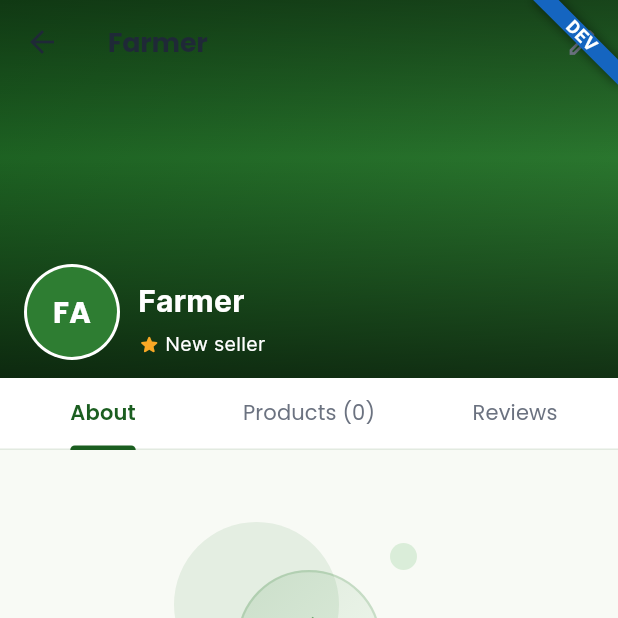
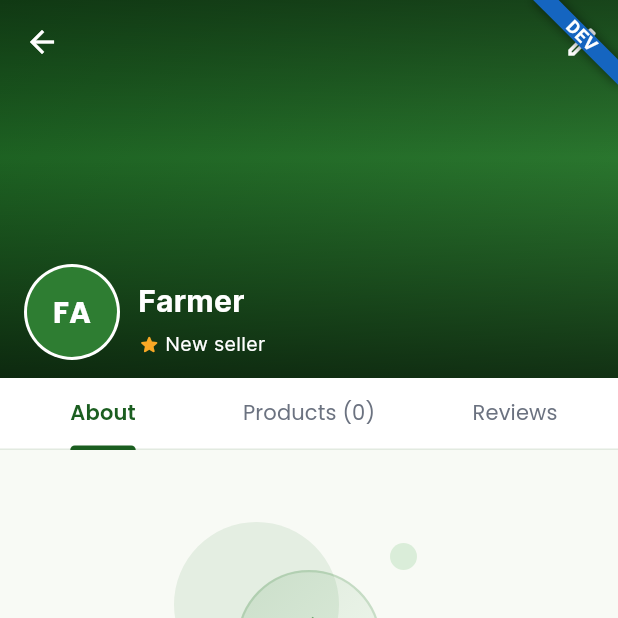
Before and after one commit to talk2yerima/smartagro_connect, a Flutter app: the SellerProfileScreen screen opened directly with empty values, on a phone screen of 412 x 824 dp, the top half of it. Run offline on Flutter 3.47's test engine with Material 3 defaults, Android fonts, the phone set to English and light mode, and no system bars; our stand-ins replace cached_network_image, cloud_firestore, connectivity_plus, dio, equatable, firebase_analytics and 22 more; missing offline and left inert: record, safe_device; accounts and stored records are empty.

Commit message:
Fix farmer profile title and new sellers shown as 5 stars
- Farmer profile: the name showed twice, in dark text over the green
  header. It now appears in the bar (white) only once the header has
  scrolled away; back and save buttons are white.
- New listings recorded a seller with no ratings as 5.0 stars, so every
  new seller looked top rated on cards while their profile said "New
  seller". They are now recorded as 0 (shown as "New").

Checked on the Redmi.

Co-Authored-By: Claude Opus 5.5 <noreply@anthropic.com>

```diff
--- a/lib/features/marketplace/add_product_screen.dart
+++ b/lib/features/marketplace/add_product_screen.dart
@@ -327,7 +327,8 @@ class _AddProductScreenState extends ConsumerState<AddProductScreen> {
         'city': _cityCtrl.text.trim(),
         'sellerId': session?.id ?? 'unknown',
         'sellerName': session?.name ?? 'Farmer',
-        'sellerRating': session?.rating ?? 5.0,
+        // The seller's real average; 0 (shown as "New") until rated.
+        'sellerRating': session?.rating ?? 0.0,
         'verified': session?.verified ?? false,
         'availability': switch (_availability) {
           _Availability.limited => 'limited',
--- a/lib/features/marketplace/seller_profile_screen.dart
+++ b/lib/features/marketplace/seller_profile_screen.dart
@@ -58,7 +58,8 @@ class SellerProfileScreen extends ConsumerWidget {
               expandedHeight: 300,
               backgroundColor: AppColors.deepGreen,
               foregroundColor: Colors.white,
-              title: Text(profile.name),
+              iconTheme: const IconThemeData(color: Colors.white),
+              actionsIconTheme: const IconThemeData(color: Colors.white),
               actions: [
                 if (isMe)
                   IconButton(
@@ -78,9 +79,45 @@ class SellerProfileScreen extends ConsumerWidget {
                         .toggle(sellerId),
                   ),
               ],
-              flexibleSpace: FlexibleSpaceBar(
-                collapseMode: CollapseMode.pin,
-                background: _Header(profile: profile),
+              // The name is already in the header; show it in the bar only
+              // once the header has scrolled away.
+              flexibleSpace: LayoutBuilder(
+                builder: (context, c) {
+                  final top = MediaQuery.paddingOf(context).top;
+                  final collapsed =
+                      c.maxHeight <= top + kToolbarHeight + 48 + 12;
+                  return Stack(
+                    fit: StackFit.expand,
+                    children: [
+                      FlexibleSpaceBar(
+                        collapseMode: CollapseMode.pin,
+                        background: _Header(profile: profile),
+                      ),
+                      Positioned(
+                        top: top,
+                        left: 56,
+                        right: 56,
+                        height: kToolbarHeight,
+                        child: AnimatedOpacity(
+                          opacity: collapsed ? 1 : 0,
+                          duration: const Duration(milliseconds: 150),
+                          child: Align(
+                            alignment: Alignment.centerLeft,
+                            child: Text(
+                              profile.name,
+                              maxLines: 1,
+                              overflow: TextOverflow.ellipsis,
+                              style: const TextStyle(
+                                  color: Colors.white,
+                                  fontSize: 18,
+                                  fontWeight: FontWeight.w700),
+                            ),
+                          ),
+                        ),
+                      ),
+                    ],
+                  );
+                },
               ),
               bottom: PreferredSize(
                 preferredSize: const Size.fromHeight(48),
```
